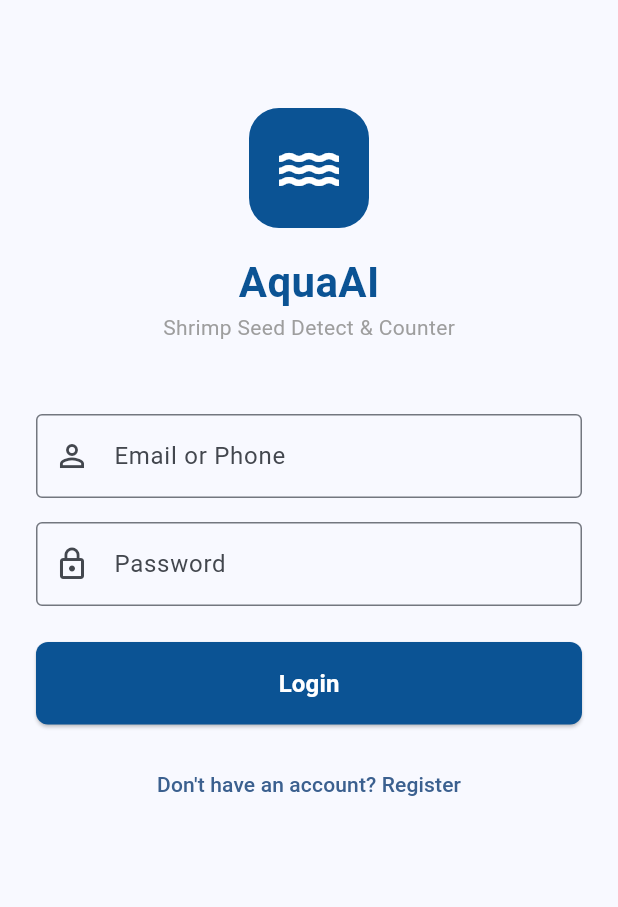
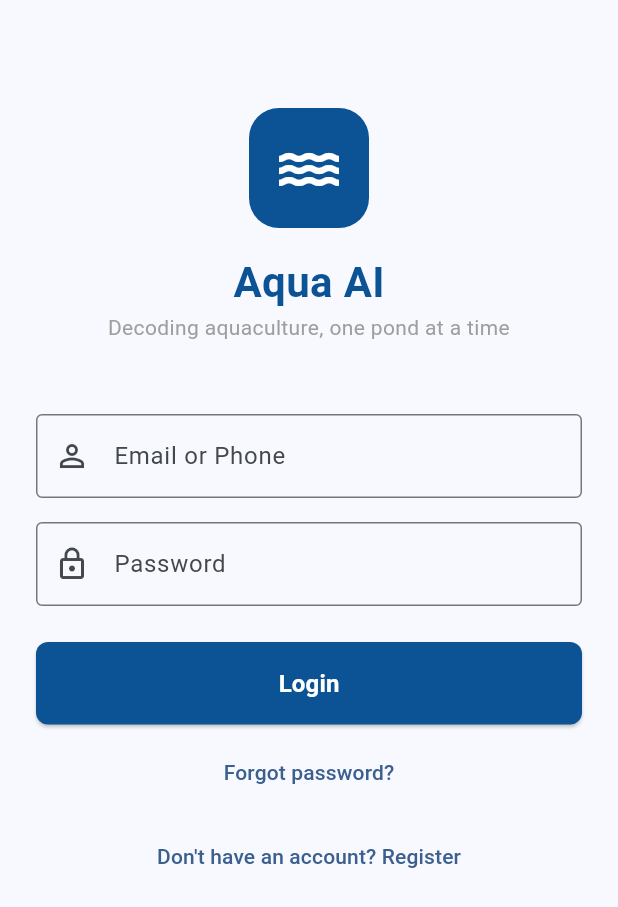
Before and after one commit to advertsocialai/AquaAI, a Flutter app: the screen it shows after launch, after a tap on "Skip", on a phone screen of 412 x 824 dp. Shown: the top 907 px of the screen. Run offline on Flutter 3.47's test engine with Material 3 defaults, Android fonts, the phone set to English and light mode, and no system bars; our stand-ins replace connectivity_plus, dio, drift, firebase_core, fl_chart, flutter_riverpod and 4 more; missing offline and left inert: mobile_scanner; accounts and stored records are empty; generated files the repository leaves out were written again; network calls fail.

Commit message:
Fix mobile app bugs: Text widget API, JSON casts, disposal, branding
Runtime crashes:
- Text(...fontWeight:...) calls (disease/quality_grader) used a Text
  named param that doesn't exist; wrapped in style: TextStyle(...).
- (json[x] as double) casts crash when backend returns whole-number
  ints; switched to (json[x] as num?)?.toDouble() ?? 0.0 across
  disease, quality_grader, seed_counter and reports screens.
- VerifyScreen accessed capture.barcodes.first on an empty list;
  added early return.

Lifecycle:
- TextEditingControllers in login/register/forgot/kyc/calculator,
  PageController in onboarding, and TabController in reports were
  never disposed — added dispose() overrides everywhere.
- Async setState calls after await without mounted guards now check
  mounted first to avoid setState-after-dispose.

Branding:
- AquaI/AquaAI strings replaced with Aqua AI on login, home, chat,
  settings, profile and KYC screens. Login uses AppInfo.appName and
  AppInfo.tagline so the next rebrand is one line.

Forgot password:
- Login screen now exposes the Forgot password? link that pushes the
  already-built ForgotPasswordScreen — the flow was unreachable
  before.

Localization:
- main.dart now registers AppL10n.delegate alongside the global
  Material/Widgets/Cupertino delegates so the six .arb files actually
  load at runtime. Renamed app_od.arb → app_or.arb to match
  Locale('or').

Cleanup:
- Removed unused DiseaseResult _aiResult field and ai_service import
  in disease_detector_screen.
- Renamed WeatherService's local HttpException to WeatherException
  so it won't collide with dart:io if anyone imports it later.

```diff
--- a/mobile/lib/main.dart
+++ b/mobile/lib/main.dart
@@ -4,6 +4,7 @@ import 'package:flutter_riverpod/flutter_riverpod.dart';
 import 'package:flutter_localizations/flutter_localizations.dart';
 import 'package:firebase_core/firebase_core.dart';
 import 'package:shared_preferences/shared_preferences.dart';
+import 'l10n/app_localizations.dart';
 import 'services/api_service.dart';
 import 'services/ai_service.dart';
 import 'services/sync_service.dart';
@@ -42,8 +43,9 @@ class AquaAIApp extends StatelessWidget {
       darkTheme: _buildTheme(Brightness.dark),
       themeMode: ThemeMode.system,
       // Localisation — language strings live in lib/l10n/app_*.arb.
-      // gen-l10n synthesises the delegate when `flutter pub get` runs.
+      // gen-l10n synthesises AppL10n when `flutter pub get` runs.
       localizationsDelegates: const [
+        AppL10n.delegate,
         GlobalMaterialLocalizations.delegate,
         GlobalWidgetsLocalizations.delegate,
         GlobalCupertinoLocalizations.delegate,
--- a/mobile/lib/screens/auth/login_screen.dart
+++ b/mobile/lib/screens/auth/login_screen.dart
@@ -2,6 +2,7 @@ import 'package:flutter/material.dart';
 import '../../services/api_service.dart';
 import '../../utils/constants.dart';
 import '../home/home_screen.dart';
+import 'forgot_password_screen.dart';
 import 'register_screen.dart';
 
 class LoginScreen extends StatefulWidget {
@@ -17,6 +18,13 @@ class _LoginScreenState extends State<LoginScreen> {
   bool _loading = false;
   String? _error;
 
+  @override
+  void dispose() {
+    _emailCtrl.dispose();
+    _passCtrl.dispose();
+    super.dispose();
+  }
+
   Future<void> _login() async {
     setState(() { _loading = true; _error = null; });
     try {
@@ -27,8 +35,10 @@ class _LoginScreenState extends State<LoginScreen> {
         );
       }
     } catch (e) {
+      if (!mounted) return;
       setState(() { _error = 'Invalid credentials. Please try again.'; });
     } finally {
+      if (!mounted) return;
       setState(() { _loading = false; });
     }
   }
@@ -57,10 +67,11 @@ class _LoginScreenState extends State<LoginScreen> {
                       child: const Icon(Icons.water, color: Colors.white, size: 48),
                     ),
                     const SizedBox(height: 16),
-                    const Text('AquaAI',
+                    const Text(AppInfo.appName,
                         style: TextStyle(fontSize: 28, fontWeight: FontWeight.bold,
                             color: Color(AppColors.primary))),
-                    const Text('Shrimp Seed Detect & Counter',
+                    const Text(AppInfo.tagline,
+                        textAlign: TextAlign.center,
                         style: TextStyle(fontSize: 14, color: Colors.grey)),
                   ],
                 ),
@@ -110,7 +121,13 @@ class _LoginScreenState extends State<LoginScreen> {
                         child: CircularProgressIndicator(color: Colors.white, strokeWidth: 2))
                     : const Text('Login', style: TextStyle(fontSize: 16, fontWeight: FontWeight.bold)),
               ),
-              const SizedBox(height: 16),
+              const SizedBox(height: 8),
+              TextButton(
+                onPressed: () => Navigator.push(context,
+                    MaterialPageRoute(builder: (_) => const ForgotPasswordScreen())),
+                child: const Text('Forgot password?'),
+              ),
+              const SizedBox(height: 8),
               TextButton(
                 onPressed: () => Navigator.push(context,
                     MaterialPageRoute(builder: (_) => const RegisterScreen())),
--- a/mobile/lib/screens/chat/chat_screen.dart
+++ b/mobile/lib/screens/chat/chat_screen.dart
@@ -11,7 +11,7 @@ class _ChatScreenState extends State<ChatScreen> {
   final _controller = TextEditingController();
   final _scroll = ScrollController();
   final List<_Msg> _msgs = [
-    _Msg(role: 'bot', text: 'Hi! I\'m AquaI assistant. How can I help your farm today?'),
+    _Msg(role: 'bot', text: 'Hi! I\'m the Aqua AI assistant. How can I help your farm today?'),
   ];
 
   String _answer(String q) {
@@ -84,7 +84,7 @@ class _ChatScreenState extends State<ChatScreen> {
             Column(
               crossAxisAlignment: CrossAxisAlignment.start,
               children: const [
-                Text('AquaI Assistant', style: TextStyle(fontSize: 15)),
+                Text('Aqua AI Assistant', style: TextStyle(fontSize: 15)),
                 Text('Online · multilingual',
                     style: TextStyle(fontSize: 11, color: Colors.greenAccent)),
               ],
--- a/mobile/lib/screens/home/home_screen.dart
+++ b/mobile/lib/screens/home/home_screen.dart
@@ -70,7 +70,7 @@ class _HomeScreenState extends State<HomeScreen> {
         },
         backgroundColor: const Color(0xFF2E75B6),
         icon: const Icon(Icons.chat_bubble_outline),
-        label: const Text('Ask AquaI'),
+        label: const Text('Ask Aqua AI'),
       ),
     );
   }
@@ -178,7 +178,7 @@ class _HomeTab extends StatelessWidget {
   Widget build(BuildContext context) {
     return Scaffold(
       appBar: AppBar(
-        title: const Text('AquaAI'),
+        title: const Text(AppInfo.appName),
         actions: [
           IconButton(icon: const Icon(Icons.sync), onPressed: () {}),
           IconButton(icon: const Icon(Icons.person_outline), onPressed: () {}),
@@ -201,10 +201,10 @@ class _HomeTab extends StatelessWidget {
               child: const Column(
                 crossAxisAlignment: CrossAxisAlignment.start,
                 children: [
-                  Text('Shrimp Seed Detect & Counter',
+                  Text('Aqua AI',
                       style: TextStyle(color: Colors.white, fontSize: 18, fontWeight: FontWeight.bold)),
                   SizedBox(height: 4),
-                  Text('AI-Powered PL Diagnostics Platform',
+                  Text('Decoding aquaculture, one pond at a time',
                       style: TextStyle(color: Colors.white70, fontSize: 13)),
                   SizedBox(height: 12),
                   Row(children: [
--- a/mobile/lib/screens/onboarding/onboarding_screen.dart
+++ b/mobile/lib/screens/onboarding/onboarding_screen.dart
@@ -12,6 +12,12 @@ class OnboardingScreen extends StatefulWidget {
 class _OnboardingScreenState extends State<OnboardingScreen> {
   final _ctrl = PageController();
   int _i = 0;
+
+  @override
+  void dispose() {
+    _ctrl.dispose();
+    super.dispose();
+  }
 
   final _pages = const [
     _Slide(
--- a/mobile/lib/screens/profile/profile_screen.dart
+++ b/mobile/lib/screens/profile/profile_screen.dart
@@ -88,7 +88,7 @@ class ProfileScreen extends StatelessWidget {
           _statRow('Species', 'L. vannamei'),
           _statRow('Avg QS (5 cycles)', '86 / 100'),
           _statRow('Avg yield', '4.8 t/acre'),
-          _statRow('Years on AquaI', '2'),
+          _statRow('Years on Aqua AI', '2'),
           const SizedBox(height: 20),
           _section('Linked partners'),
           ListTile(
--- a/mobile/lib/screens/settings/settings_screen.dart
+++ b/mobile/lib/screens/settings/settings_screen.dart
@@ -1,4 +1,5 @@
 import 'package:flutter/material.dart';
+import '../../utils/constants.dart';
 
 class SettingsScreen extends StatefulWidget {
   const SettingsScreen({super.key});
@@ -94,7 +95,7 @@ class _SettingsScreenState extends State<SettingsScreen> {
           ListTile(
             leading: const Icon(Icons.info_outline),
             title: const Text('Version'),
-            subtitle: const Text('AquaI 1.0.0 (build 142)'),
+            subtitle: const Text('${AppInfo.appName} ${AppInfo.version} (build 142)'),
           ),
           ListTile(
             leading: const Icon(Icons.privacy_tip_outlined),
--- a/mobile/lib/screens/verify/verify_screen.dart
+++ b/mobile/lib/screens/verify/verify_screen.dart
@@ -20,6 +20,7 @@ class _VerifyScreenState extends State<VerifyScreen> {
   }
 
   void _onDetect(BarcodeCapture capture) {
+    if (capture.barcodes.isEmpty) return;
     final raw = capture.barcodes.first.rawValue;
     if (raw == null || raw == _scanned) return;
     setState(() => _scanned = raw);
```
Also changed, not shown: mobile/lib/screens/auth/forgot_password_screen.dart (+9 -0 lines), mobile/lib/screens/auth/register_screen.dart (+11 -0 lines), mobile/lib/screens/calculators/calculators_screen.dart (+8 -0 lines), mobile/lib/screens/disease_detector/disease_detector_screen.dart (+16 -11 lines), mobile/lib/screens/kyc/kyc_screen.dart (+12 -1 lines), mobile/lib/screens/quality_grader/quality_grader_screen.dart (+16 -6 lines), mobile/lib/screens/reports/reports_screen.dart (+9 -1 lines), mobile/lib/screens/seed_counter/seed_counter_screen.dart (+19 -3 lines), mobile/lib/services/weather_service.dart (+4 -4 lines), mobile/lib/l10n/app_or.arb (renamed from mobile/lib/l10n/app_od.arb).
